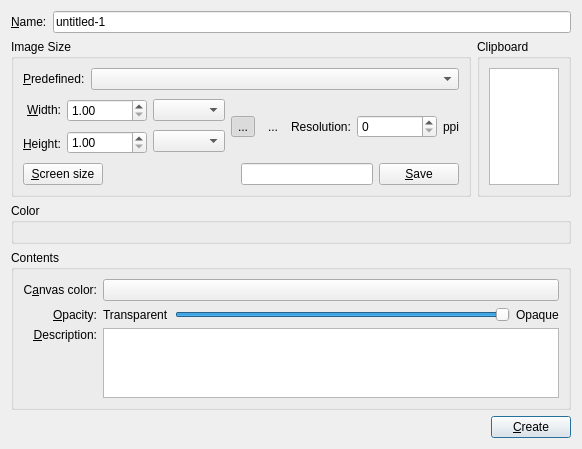
KDE/krita, file krita/ui/forms/wdgnewimage.ui: the form before one commit.
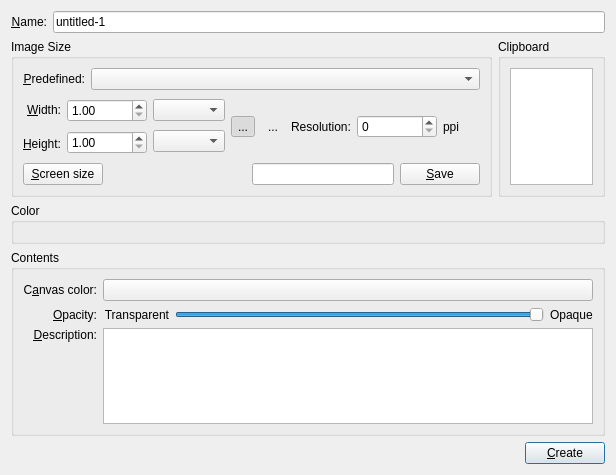
The form after the commit. Custom widgets are drawn as their Qt base class.

Commit message:
Fix the alignment of labels in dialogs
Patch by Juan Palacios

The edit to the form file:
```diff
--- a/krita/ui/forms/wdgnewimage.ui
+++ b/krita/ui/forms/wdgnewimage.ui
@@ -6,8 +6,8 @@
    <rect>
     <x>0</x>
     <y>0</y>
-    <width>558</width>
-    <height>445</height>
+    <width>616</width>
+    <height>475</height>
    </rect>
   </property>
   <property name="windowTitle">
@@ -21,6 +21,9 @@
        <property name="text">
         <string>&amp;Name:</string>
        </property>
+       <property name="alignment">
+        <set>Qt::AlignRight|Qt::AlignTrailing|Qt::AlignVCenter</set>
+       </property>
        <property name="buddy">
         <cstring>txtName</cstring>
        </property>
@@ -50,6 +53,9 @@
             <property name="text">
              <string>&amp;Predefined:</string>
             </property>
+            <property name="alignment">
+             <set>Qt::AlignRight|Qt::AlignTrailing|Qt::AlignVCenter</set>
+            </property>
             <property name="buddy">
              <cstring>cmbPredefined</cstring>
             </property>
@@ -378,6 +384,9 @@
            <property name="text">
             <string>Transparent</string>
            </property>
+           <property name="alignment">
+            <set>Qt::AlignRight|Qt::AlignTrailing|Qt::AlignVCenter</set>
+           </property>
           </widget>
          </item>
          <item>
```
Left out of the diff: 60 changed lines with no effect on the pictures. The commit also changes 71 other files.
